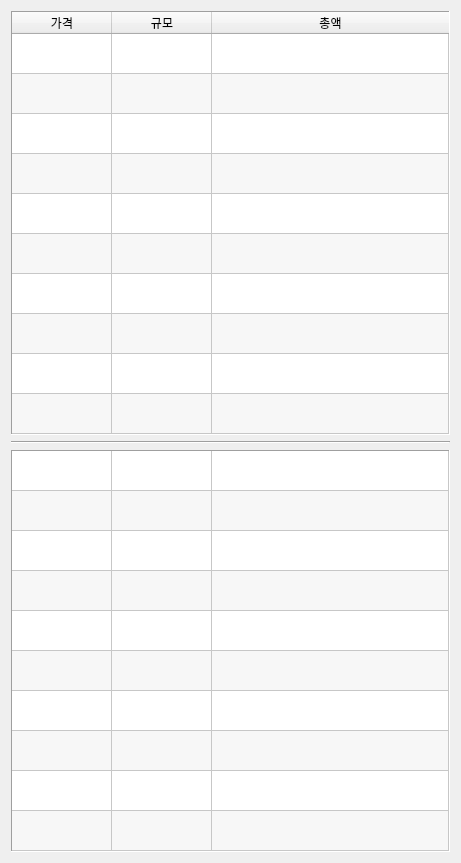
Old version of the form orderbook.ui in the repository SKYooon1/Cryptocurrency-HTS.
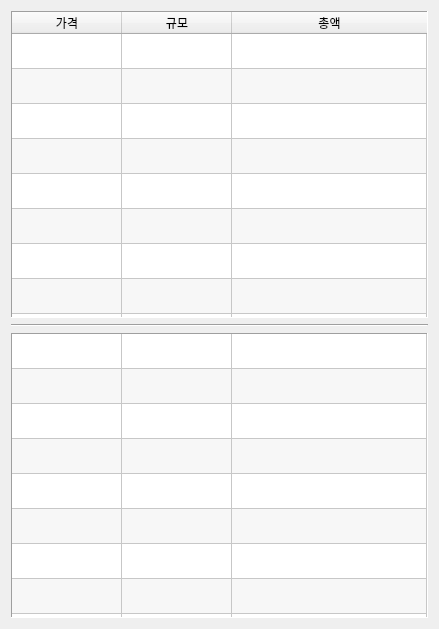
New version of the form.

Commit message: ui 적용, 가격 표기, 종료 문제 오류 수정

```diff
--- a/orderbook.ui
+++ b/orderbook.ui
@@ -6,8 +6,8 @@
    <rect>
     <x>0</x>
     <y>0</y>
-    <width>461</width>
-    <height>767</height>
+    <width>439</width>
+    <height>629</height>
    </rect>
   </property>
   <property name="windowTitle">
@@ -17,14 +17,14 @@
    <item row="0" column="0">
     <widget class="QTableWidget" name="tableAsks">
      <property name="sizePolicy">
-      <sizepolicy hsizetype="Minimum" vsizetype="Fixed">
+      <sizepolicy hsizetype="Minimum" vsizetype="Preferred">
        <horstretch>0</horstretch>
        <verstretch>0</verstretch>
       </sizepolicy>
      </property>
      <property name="minimumSize">
       <size>
-       <width>400</width>
+       <width>300</width>
        <height>0</height>
       </size>
      </property>
@@ -96,6 +96,9 @@
      <attribute name="horizontalHeaderVisible">
       <bool>true</bool>
      </attribute>
+     <attribute name="horizontalHeaderDefaultSectionSize">
+      <number>110</number>
+     </attribute>
      <attribute name="horizontalHeaderShowSortIndicator" stdset="0">
       <bool>false</bool>
      </attribute>
@@ -109,7 +112,7 @@
       <bool>true</bool>
      </attribute>
      <attribute name="verticalHeaderDefaultSectionSize">
-      <number>40</number>
+      <number>35</number>
      </attribute>
      <attribute name="verticalHeaderHighlightSections">
       <bool>true</bool>
@@ -142,6 +145,11 @@
        <string>총액</string>
       </property>
      </column>
+     <item row="0" column="2">
+      <property name="text">
+       <string/>
+      </property>
+     </item>
     </widget>
    </item>
    <item row="1" column="0">
@@ -154,14 +162,14 @@
    <item row="2" column="0">
     <widget class="QTableWidget" name="tableBids">
      <property name="sizePolicy">
-      <sizepolicy hsizetype="Minimum" vsizetype="Fixed">
+      <sizepolicy hsizetype="Minimum" vsizetype="Preferred">
        <horstretch>0</horstretch>
        <verstretch>0</verstretch>
       </sizepolicy>
      </property>
      <property name="minimumSize">
       <size>
-       <width>400</width>
+       <width>300</width>
        <height>0</height>
       </size>
      </property>
@@ -233,6 +241,9 @@
      <attribute name="horizontalHeaderVisible">
       <bool>false</bool>
      </attribute>
+     <attribute name="horizontalHeaderDefaultSectionSize">
+      <number>110</number>
+     </attribute>
      <attribute name="horizontalHeaderShowSortIndicator" stdset="0">
       <bool>false</bool>
      </attribute>
@@ -246,7 +257,7 @@
       <bool>true</bool>
      </attribute>
      <attribute name="verticalHeaderDefaultSectionSize">
-      <number>40</number>
+      <number>35</number>
      </attribute>
      <attribute name="verticalHeaderHighlightSections">
       <bool>true</bool>
```
The commit also changes 5 other files.
